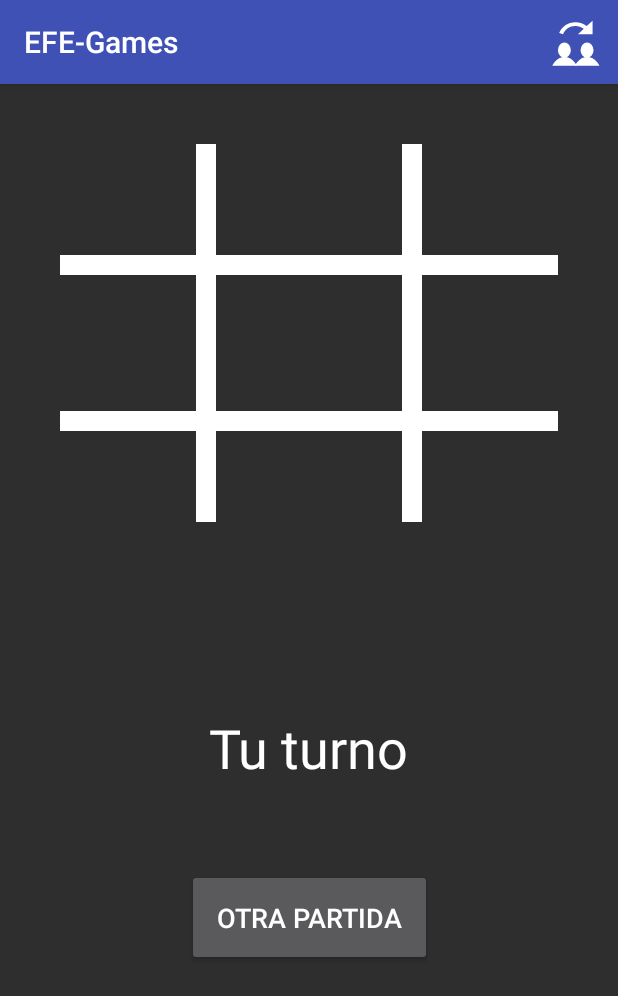
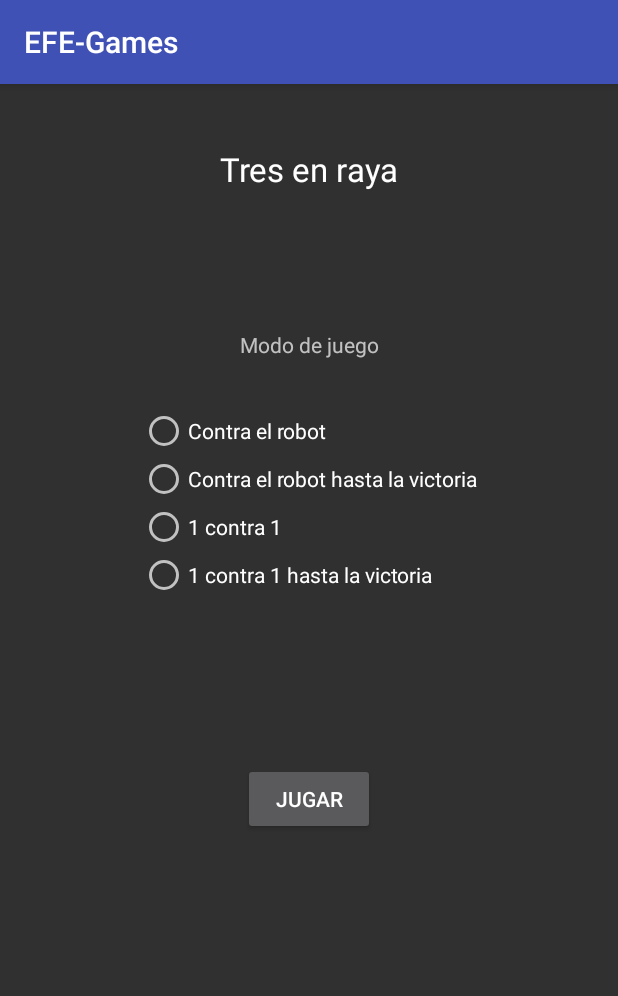
Before and after one commit to antoniopaya22/EFE-Games, an Android app: the screen it shows after launch (TicTacToeActivity before the commit, TicTacToeOptionsActivity after it), after a tap on "TRES EN RAYA", on a phone screen of 412 x 824 dp. Shown: the top 996 px of the screen. Run offline under Robolectric (Android 15) with nearby library versions, the phone set to English and light mode, and no system bars.

Commit message:
Añadidos 2 modos más de juego, 3 en raya

```diff
--- a/app/src/main/AndroidManifest.xml
+++ b/app/src/main/AndroidManifest.xml
@@ -31,6 +31,9 @@
             android:name=".ui.sudoku.SudokuOptionsActivity"
             android:theme="@style/AppThemeSudokuConfiguracion" />
         <activity
+            android:name=".ui.tictactoe.TicTacToeOptionsActivity"
+            android:theme="@style/AppThemeSudokuConfiguracion" />
+        <activity
             android:name=".ui.tictactoe.TicTacToeActivity"
             android:screenOrientation="portrait"
             android:theme="@style/AppThemeTicTacToeConfiguracion"
--- a/app/src/main/java/com/efe/games/ui/MainActivity.kt
+++ b/app/src/main/java/com/efe/games/ui/MainActivity.kt
@@ -9,6 +9,7 @@ import com.efe.games.R
 import com.efe.games.ui.sudoku.SudokuActivity
 import com.efe.games.ui.sudoku.SudokuOptionsActivity
 import com.efe.games.ui.tictactoe.TicTacToeActivity
+import com.efe.games.ui.tictactoe.TicTacToeOptionsActivity
 
 
 class MainActivity : AppCompatActivity() {
@@ -27,7 +28,7 @@ class MainActivity : AppCompatActivity() {
         // Alba
         val btn2: Button = findViewById(R.id.buttonTicTacToe)
         btn2.setOnClickListener {
-            val intent = Intent(this, TicTacToeActivity::class.java)
+            val intent = Intent(this, TicTacToeOptionsActivity::class.java)
             startActivity(intent)
         }
 
--- /dev/null
+++ b/app/src/main/java/com/efe/games/ui/tictactoe/TicTacToeOptionsActivity.kt
@@ -0,0 +1,37 @@
+package com.efe.games.ui.tictactoe
+
+import android.content.Intent
+import androidx.appcompat.app.AppCompatActivity
+import android.os.Bundle
+import android.widget.*
+import com.efe.games.R
+
+
+
+class TicTacToeOptionsActivity : AppCompatActivity() {
+
+
+
+    override fun onCreate(savedInstanceState: Bundle?) {
+        super.onCreate(savedInstanceState)
+        setContentView(R.layout.activity_tictactoe_options)
+
+        val btn: Button = findViewById(R.id.btPlayTicTacToe)
+        btn.setOnClickListener {
+            play()
+        }
+
+    }
+
+    fun play() {
+        val intent = Intent(this, TicTacToeActivity::class.java)
+    /*
+        intent.putExtra("dificultad", dificultad)
+        intent.putExtra("tiempo", this.swTiempo.isChecked)
+        intent.putExtra("musica", this.swMusica.isChecked)
+
+     */
+        startActivity(intent)
+    }
+
+}
--- /dev/null
+++ b/app/src/main/res/drawable/ic_circle_marked.xml
@@ -0,0 +1,6 @@
+<vector android:height="100dp" android:viewportHeight="300"
+    android:viewportWidth="300" android:width="100dp" xmlns:android="http://schemas.android.com/apk/res/android">
+    <path android:fillColor="#7c9bff"
+        android:pathData="m238.033,58.653q15.891,16.601 24.271,40.673 8.556,24.071 8.556,54.617t-8.731,54.783q-8.556,24.071 -24.097,40.174 -16.065,16.766 -38.066,25.234 -21.827,8.466 -49.94,8.466 -27.415,0 -49.94,-8.632 -22.351,-8.632 -38.066,-25.067 -15.715,-16.435 -24.271,-40.34 -8.382,-23.905 -8.382,-54.617 0,-30.214 8.382,-54.119 8.382,-24.071 24.447,-41.171 15.367,-16.269 38.066,-24.901 22.875,-8.632 49.766,-8.632 27.939,0 50.115,8.799 22.351,8.632 37.892,24.736zM234.89,153.943q0,-48.143 -22.701,-74.206 -22.701,-26.229 -61.989,-26.229 -39.638,0 -62.338,26.229 -22.525,26.063 -22.525,74.206 0,48.641 23.049,74.538 23.049,25.732 61.815,25.732 38.765,0 61.639,-25.732 23.049,-25.898 23.049,-74.538z"
+        android:strokeColor="#fff" android:strokeWidth="10"/>
+</vector>
--- /dev/null
+++ b/app/src/main/res/drawable/ic_cross_marked.xml
@@ -0,0 +1,6 @@
+<vector android:height="100dp" android:viewportHeight="300"
+    android:viewportWidth="300" android:width="100dp" xmlns:android="http://schemas.android.com/apk/res/android">
+    <path android:fillColor="#f98"
+        android:pathData="m44.916,56.449 l28.604,-25.135 74.439,87.511 73.395,-87.511 28.369,24.19 -76.69,93.055 82.588,93.411 -31.132,29.104 -76.528,-92.028 -77.574,92.028 -29.882,-29.104 81.859,-93.411z"
+        android:strokeColor="#fff" android:strokeWidth="10"/>
+</vector>
--- a/app/src/main/res/layout/activity_tictactoe.xml
+++ b/app/src/main/res/layout/activity_tictactoe.xml
@@ -128,7 +128,7 @@
         android:layout_width="wrap_content"
         android:layout_height="wrap_content"
         android:padding="20dp"
-        android:text="OTRA PARTIDA"
+        android:text="@string/otra_partida"
         android:textSize="18sp"
         app:layout_constraintBottom_toBottomOf="@+id/ticTacToeView"
         app:layout_constraintEnd_toEndOf="parent"
@@ -140,8 +140,7 @@
         android:id="@+id/txtStatus"
         android:layout_width="wrap_content"
         android:layout_height="wrap_content"
-        android:capitalize="characters"
-        android:text="Tu turno"
+        android:text="@string/tu_turno"
         android:textColor="#FFFFFF"
         android:textSize="36sp"
         app:layout_constraintBottom_toBottomOf="@+id/ticTacToeView"
--- /dev/null
+++ b/app/src/main/res/layout/activity_tictactoe_options.xml
@@ -0,0 +1,82 @@
+<?xml version="1.0" encoding="utf-8"?>
+<androidx.constraintlayout.widget.ConstraintLayout xmlns:android="http://schemas.android.com/apk/res/android"
+    xmlns:app="http://schemas.android.com/apk/res-auto"
+    xmlns:tools="http://schemas.android.com/tools"
+    android:layout_width="match_parent"
+    android:layout_height="match_parent"
+    tools:context=".ui.sudoku.SudokuOptionsActivity">
+
+
+    <TextView
+        android:id="@+id/txtTictactoe"
+        android:layout_width="127dp"
+        android:layout_height="40dp"
+        android:gravity="center"
+        android:text="Tres en raya"
+        android:textAppearance="@style/TextAppearance.AppCompat.Large"
+        app:layout_constraintBottom_toBottomOf="parent"
+        app:layout_constraintEnd_toEndOf="parent"
+        app:layout_constraintStart_toStartOf="parent"
+        app:layout_constraintTop_toTopOf="parent"
+        app:layout_constraintVertical_bias="0.05" />
+
+    <RadioGroup
+        android:id="@+id/radioGroup"
+        android:layout_width="wrap_content"
+        android:layout_height="wrap_content"
+        app:layout_constraintBottom_toBottomOf="parent"
+        app:layout_constraintEnd_toEndOf="parent"
+        app:layout_constraintStart_toStartOf="parent"
+        app:layout_constraintTop_toBottomOf="@+id/txtModeTictactoe"
+        app:layout_constraintVertical_bias="0.06999999">
+
+        <RadioButton
+            android:id="@+id/rdAILimited"
+            android:layout_width="match_parent"
+            android:layout_height="wrap_content"
+            android:text="Contra el robot" />
+
+        <RadioButton
+            android:id="@+id/rdAIInfinite"
+            android:layout_width="match_parent"
+            android:layout_height="wrap_content"
+            android:text="Contra el robot hasta la victoria" />
+
+        <RadioButton
+            android:id="@+id/rd1v1Limited"
+            android:layout_width="match_parent"
+            android:layout_height="wrap_content"
+            android:text="1 contra 1" />
+
+        <RadioButton
+            android:id="@+id/rd1v1Infinite"
+            android:layout_width="match_parent"
+            android:layout_height="wrap_content"
+            android:text="1 contra 1 hasta la victoria" />
+
+    </RadioGroup>
+
+    <TextView
+        android:id="@+id/txtModeTictactoe"
+        android:layout_width="wrap_content"
+        android:layout_height="wrap_content"
+        android:text="Modo de juego"
+        app:layout_constraintBottom_toBottomOf="parent"
+        app:layout_constraintEnd_toEndOf="parent"
+        app:layout_constraintStart_toStartOf="parent"
+        app:layout_constraintTop_toBottomOf="@+id/txtTictactoe"
+        app:layout_constraintVertical_bias="0.13" />
+
+    <Button
+        android:id="@+id/btPlayTicTacToe"
+        android:layout_width="wrap_content"
+        android:layout_height="wrap_content"
+        android:text="Jugar"
+        app:layout_constraintBottom_toBottomOf="parent"
+        app:layout_constraintEnd_toEndOf="parent"
+        app:layout_constraintStart_toStartOf="parent"
+        app:layout_constraintTop_toBottomOf="@+id/radioGroup"
+        app:layout_constraintVertical_bias="0.29000002" />
+
+
+</androidx.constraintlayout.widget.ConstraintLayout>
--- a/app/src/main/res/menu/tictactoe_menu.xml
+++ /dev/null
@@ -1,11 +0,0 @@
-<?xml version="1.0" encoding="utf-8"?>
-<menu xmlns:app="http://schemas.android.com/apk/res-auto"
-    xmlns:android="http://schemas.android.com/apk/res/android">
-
-    <item
-        android:id="@+id/play1v1"
-        android:icon="@drawable/ic_pvsp"
-        android:title="Jugar 1v1"
-        app:showAsAction="always" />
-
-</menu>
```
Also changed, not shown: app/src/main/java/com/efe/games/business/tictactoe/TicTacToe.kt (+31 -2 lines), app/src/main/java/com/efe/games/controller/tictactoe/TicTacToeController.kt (+29 -3 lines), app/src/main/java/com/efe/games/model/tictactoe/TableroTicTacToe.kt (+24 -15 lines), app/src/main/java/com/efe/games/ui/tictactoe/TicTacToeActivity.kt (+163 -65 lines), app/src/main/res/values/strings.xml (+10 -0 lines).
